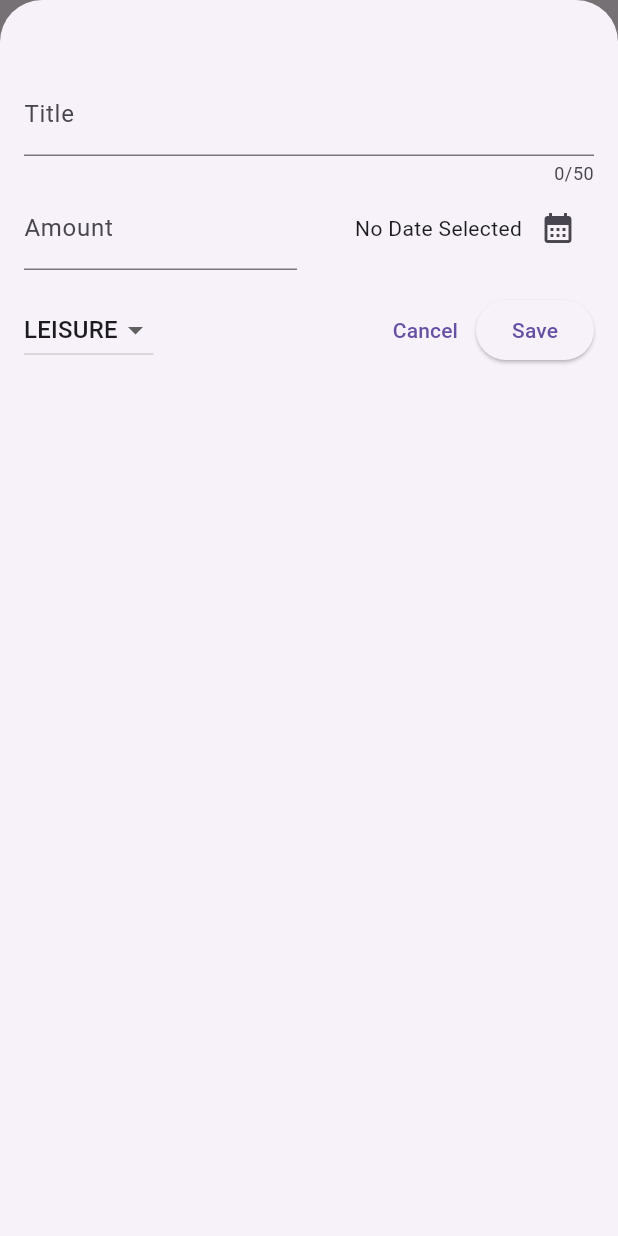
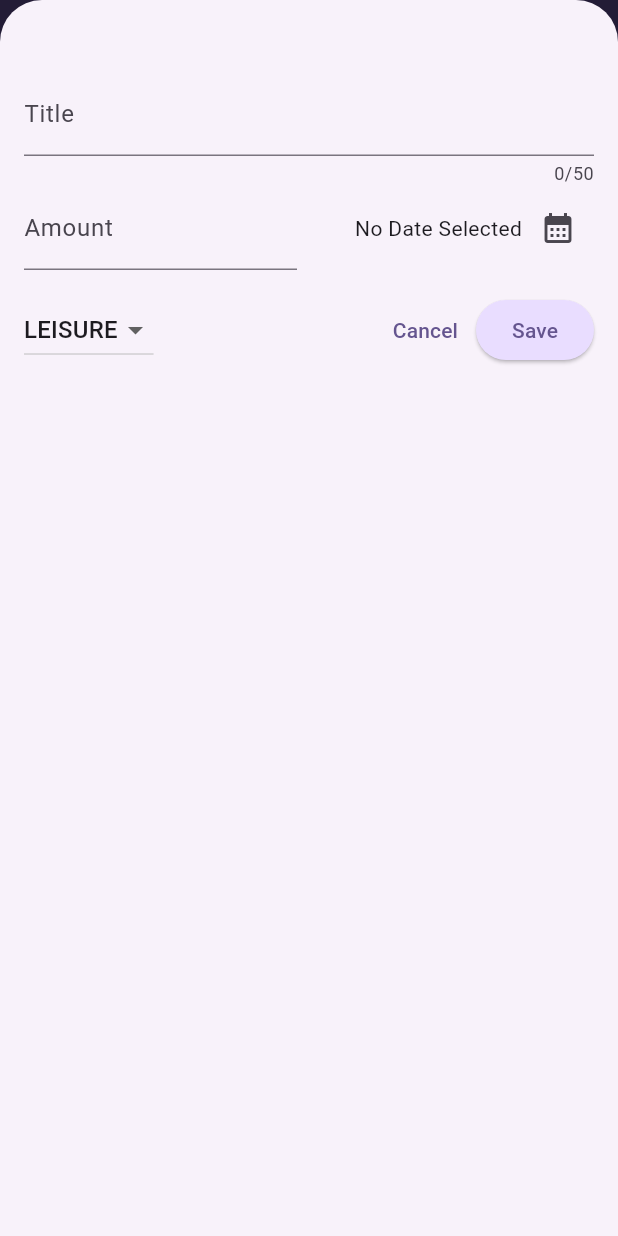
Before and after one commit to shefattonmoy/expense-tracker-app, a Flutter app: the screen it shows after launch, after a tap on the "add" icon, on a phone screen of 412 x 824 dp. Run offline on Flutter 3.47's test engine with Material 3 defaults, Android fonts, the light colour scheme and no system bars.

Commit message:
set up text themes

```diff
--- a/lib/main.dart
+++ b/lib/main.dart
@@ -1,8 +1,37 @@
 import 'package:flutter/material.dart';
 import 'package:express_tracker/widgets/expenses.dart';
 
+var kColorScheme = ColorScheme.fromSeed(
+  seedColor: Color.fromARGB(255, 96, 59, 181),
+);
+
 void main() {
   runApp(
-    MaterialApp(theme: ThemeData(useMaterial3: true), home: const Expenses()),
+    MaterialApp(
+      theme: ThemeData(
+        colorScheme: kColorScheme,
+        appBarTheme: AppBarTheme().copyWith(
+          backgroundColor: kColorScheme.onPrimaryContainer,
+          foregroundColor: kColorScheme.primaryContainer,
+        ),
+        cardTheme: const CardThemeData().copyWith(
+          color: kColorScheme.secondaryContainer,
+          margin: const EdgeInsets.symmetric(horizontal: 16, vertical: 8),
+        ),
+        elevatedButtonTheme: ElevatedButtonThemeData(
+          style: ElevatedButton.styleFrom(
+            backgroundColor: kColorScheme.primaryContainer,
+          ),
+        ),
+        textTheme: ThemeData().textTheme.copyWith(
+          titleLarge: TextStyle(
+            fontWeight: FontWeight.bold,
+            color: kColorScheme.onSecondaryContainer,
+            fontSize: 16,
+          ),
+        ),
+      ),
+      home: const Expenses(),
+    ),
   );
 }
--- a/lib/widgets/expenses_list/expense_item.dart
+++ b/lib/widgets/expenses_list/expense_item.dart
@@ -12,8 +12,9 @@
       child: Padding(
         padding: const EdgeInsets.symmetric(horizontal: 20, vertical: 16),
         child: Column(
+          crossAxisAlignment: CrossAxisAlignment.start,
           children: [
-            Text(expense.title),
+            Text(expense.title, style: Theme.of(context).textTheme.titleLarge,),
             const SizedBox(height: 4),
             Row(
               children: [
--- a/lib/widgets/expenses_list/expenses_list.dart
+++ b/lib/widgets/expenses_list/expenses_list.dart
@@ -21,6 +21,12 @@
         onDismissed: (direction) {
           onRemoveExpense(expenses[index]);
         },
+        background: Container(
+          color: Theme.of(context).colorScheme.error,
+          margin: EdgeInsets.symmetric(
+            horizontal: Theme.of(context).cardTheme.margin!.horizontal,
+          ),
+        ),
         key: ValueKey(expenses[index]),
         child: ExpenseItem(expenses[index]),
       ),
```
